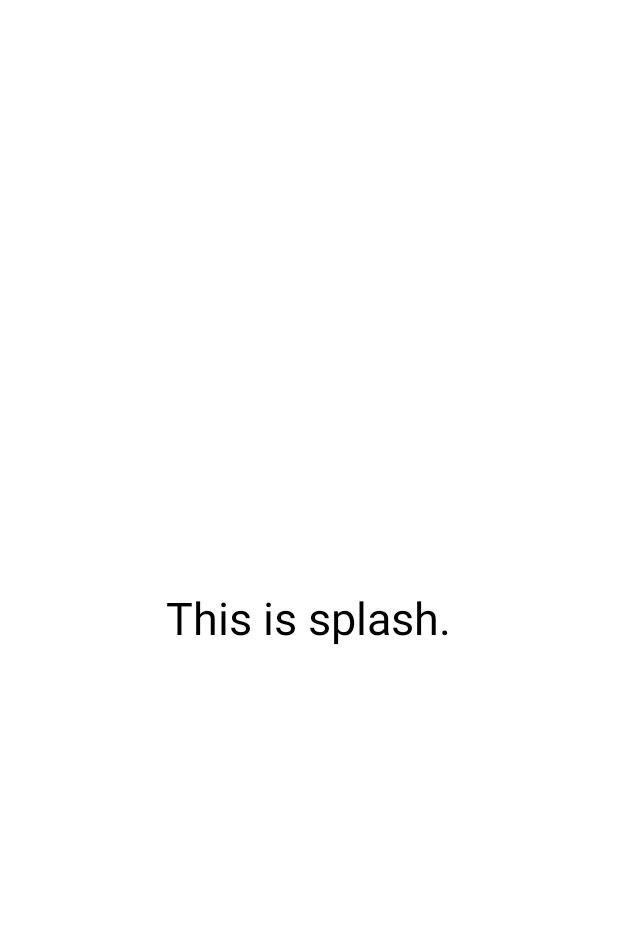
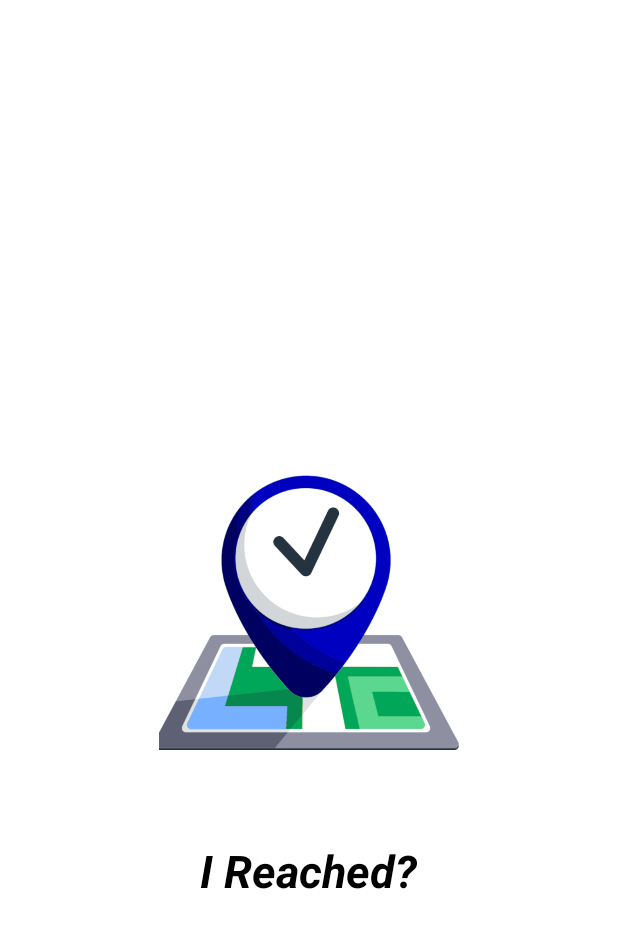
Before and after one commit to IamBansal/I_Reached, an Android app: the Splash screen opened directly, with no data from a screen before it, on a phone screen of 412 x 824 dp. Shown: the top 928 px of the screen. Run offline under Robolectric (Android 15) with nearby library versions, the phone set to English and light mode, and no system bars.

Commit message:
UI Fixed

```diff
--- a/app/src/main/AndroidManifest.xml
+++ b/app/src/main/AndroidManifest.xml
@@ -11,7 +11,7 @@
 
     <application
         android:allowBackup="true"
-        android:icon="@drawable/ic_baseline_directions_car_24"
+        android:icon="@drawable/logo"
         android:label="@string/app_name"
         android:roundIcon="@mipmap/ic_launcher_round"
         android:supportsRtl="true"
--- a/app/src/main/res/layout/activity_splash.xml
+++ b/app/src/main/res/layout/activity_splash.xml
@@ -5,12 +5,23 @@
     android:layout_height="match_parent"
     tools:context=".Splash">
 
+    <ImageView
+        android:id="@+id/logo"
+        android:layout_width="200dp"
+        android:layout_height="200dp"
+        android:layout_centerHorizontal="true"
+        android:layout_marginTop="300dp"
+        android:src="@drawable/logo" />
+
     <TextView
+        android:layout_width="wrap_content"
+        android:layout_height="wrap_content"
+        android:layout_below="@id/logo"
         android:layout_centerInParent="true"
-        android:textSize="30sp"
+        android:layout_marginTop="60dp"
+        android:text="I Reached?"
         android:textColor="@color/black"
-        android:text="This is splash."
-        android:layout_width="wrap_content"
-        android:layout_height="wrap_content" />
+        android:textSize="30dp"
+        android:textStyle="bold|italic" />
 
 </RelativeLayout>
--- a/app/src/main/res/values/colors.xml
+++ b/app/src/main/res/values/colors.xml
@@ -8,4 +8,5 @@
     <color name="black">#FF000000</color>
     <color name="white">#FFFFFFFF</color>
     <color name="green">#4F8751</color>
+    <color name="appColor">#00009A</color>
 </resources>
--- a/app/src/main/res/values/strings.xml
+++ b/app/src/main/res/values/strings.xml
@@ -1,5 +1,5 @@
 <resources>
-    <string name="app_name">I_Reached</string>
+    <string name="app_name">I Reached?</string>
     <!-- TODO: Remove or change this placeholder text -->
     <string name="hello_blank_fragment">Hello blank fragment</string>
     <string name="title_activity_maps">MapsActivity</string>
--- a/app/src/main/res/values/themes.xml
+++ b/app/src/main/res/values/themes.xml
@@ -2,8 +2,8 @@
     <!-- Base application theme. -->
     <style name="Theme.I_Reached" parent="Theme.MaterialComponents.DayNight.NoActionBar">
         <!-- Primary brand color. -->
-        <item name="colorPrimary">@color/purple_500</item>
-        <item name="colorPrimaryVariant">@color/purple_700</item>
+        <item name="colorPrimary">@color/appColor</item>
+        <item name="colorPrimaryVariant">@color/appColor</item>
         <item name="colorOnPrimary">@color/white</item>
         <!-- Secondary brand color. -->
         <item name="colorSecondary">@color/teal_200</item>
```
Also changed, not shown: app/src/main/java/com/example/i_reached/fragment/MapFragment.kt (+8 -4 lines), app/src/main/res/drawable-v24/logo.png (added).
